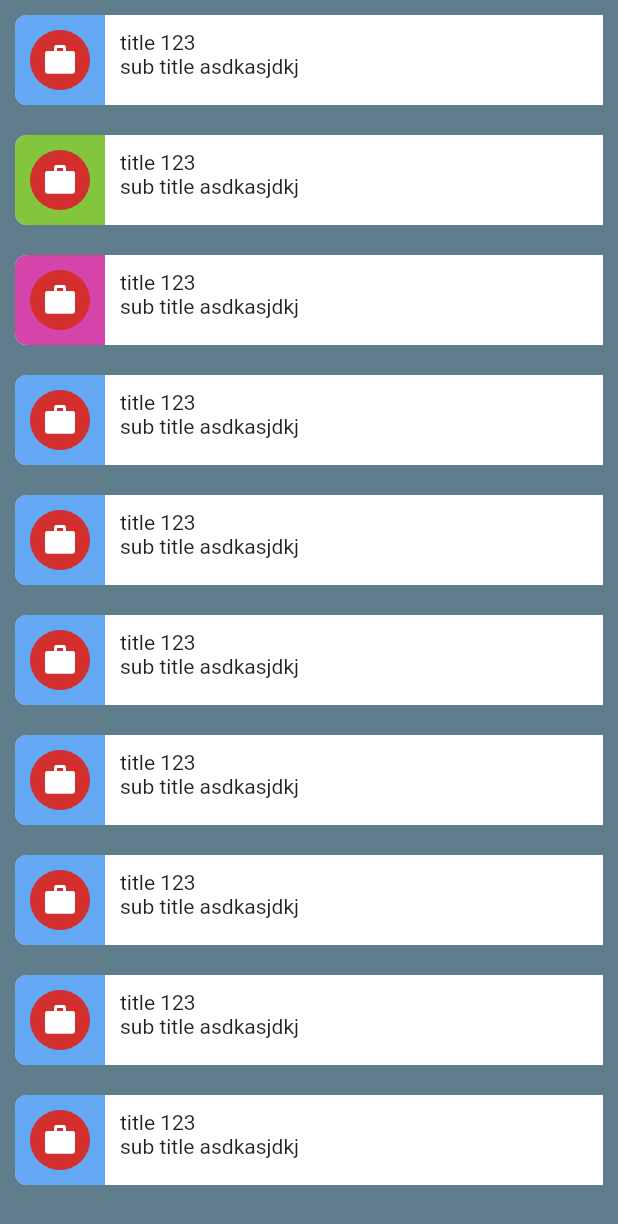
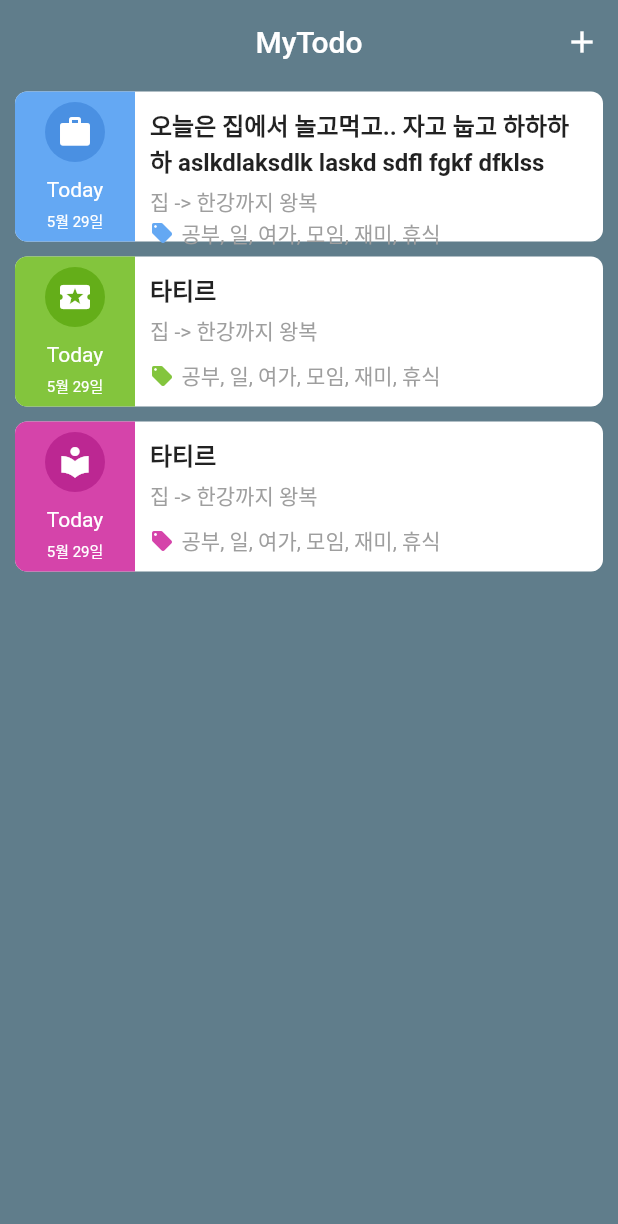
Before and after one commit to kofsitho87/flutter_todo_app, a Flutter app: the screen it shows after launch, on a phone screen of 412 x 824 dp. Shown: the top 1224 px of the screen. Run offline on Flutter 3.47's test engine with Material 2 defaults, Android fonts, the phone set to English and light mode, and no system bars; our stand-ins replace bloc, cloud_firestore, equatable, firebase_auth, flutter_bloc, modal_progress_hud and 1 more; accounts and stored records are empty.

Commit message:
sample todo update

```diff
--- a/lib/main.dart
+++ b/lib/main.dart
@@ -1,5 +1,5 @@
 import 'package:flutter/material.dart';
-import './ui/colors.dart';
+
 //import 'package:flutter_bloc/flutter_bloc.dart';
 // import 'package:path_provider/path_provider.dart';
 // import 'package:shared_preferences/shared_preferences.dart';
@@ -12,136 +12,10 @@ import './ui/colors.dart';
 // import 'ui/login.dart';
 // import 'ui/main.dart';
 
+
+import './ui/sample_todo.dart';
+
 void main() {
   //BlocSupervisor.delegate = SimpleBlocDelegate();
-  runApp(MyApp());
+  runApp(SampleTodo());
 }
-
-
-class MyApp extends StatelessWidget {
-
-  // This widget is the root of your application.
-  @override
-  Widget build(BuildContext context) {
-
-    // final authBloc = AuthBloc(
-    //   repository: Repository(
-    //     fileStorage: const FileStorage(
-    //       '__flutter_bloc_app__',
-    //       getApplicationDocumentsDirectory,
-    //     )
-    //   )
-    // );
-
-    //authBloc.dispatch(CheckAuthEvent());
-
-    // final home = Scaffold(
-    //     body: BlocBuilder(
-    //       bloc: authBloc,
-    //       builder: (BuildContext context, AuthState state) {
-    //         if(state is Autenticated) {
-    //           return MainApp();
-    //         }else if (state is NotAutenticated){
-    //           return LoginApp();
-    //         }else if (state is Autenticating){
-    //           return Center(
-    //             child: CircularProgressIndicator(),
-    //           );
-    //         }
-    //       }
-    //     )
-    //   ),
-    // );
-
-    final home = Scaffold(
-      backgroundColor: Colors.blueGrey,
-      body: ListView.builder(
-        itemCount: 10,
-        itemBuilder: (context, index){
-          var color = Color1;
-          if(index == 1 ) color = Color2;
-          else if(index == 2) color = Color3;
-
-
-          return Padding(
-            padding: EdgeInsets.all(10.0),
-            child: Container(
-              //transform: Matrix4.rotationZ(0.1),
-              //height: 100,
-              decoration: BoxDecoration(
-                color: Colors.white,
-                borderRadius: BorderRadius.only(
-                  topLeft: Radius.circular(8.0),
-                  bottomLeft: Radius.circular(8.0),
-                ),
-              ),
-              child: Row(
-                crossAxisAlignment: CrossAxisAlignment.start,
-                //verticalDirection: VerticalDirection.up,
-                //mainAxisAlignment: MainAxisAlignment.spaceEvenly,
-                children: <Widget>[
-                  Container(
-                    //height: 100,
-                    padding: EdgeInsets.all(10.0),
-                    decoration: BoxDecoration(
-                      color: color,
-                      borderRadius: BorderRadius.only(
-                        topLeft: Radius.circular(8.0),
-                        bottomLeft: Radius.circular(8.0),
-                      ),
-                    ),
-                    child: CircleAvatar(
-                      backgroundColor: Color.for,
-                      child: Icon(Icons.work, color: Colors.white),
-                    ),
-                  ),
-                  Container(
-                    //alignment: Alignment.topLeft,
-                    padding: EdgeInsets.only(
-                      top: 10,
-                      left: 10
-                    ),
-                    child: Column(
-                      children: <Widget>[
-                        Column(
-                          crossAxisAlignment: CrossAxisAlignment.start,
-                          //textDirection: TextDirection.rtl,
-                          children: <Widget>[
-                            Text("title 123", textAlign: TextAlign.left,),
-                            Text('sub title asdkasjdkj')
-                          ],
-                        )
-                      ],
-                    ),
-                  )
-                ],
-              ),
-            ),
-          );
-        },
-      ),
-    );
-
-    return MaterialApp(
-      // initialRoute: 'Login',
-      // routes: {
-      //   '/todos': (context) => TodoApp(),
-      //   '/detail': (context) => DetailApp(),
-      // },
-      // title: 'Flutter Demo',
-      theme: ThemeData(
-        // This is the theme of your application.
-        //
-        // Try running your application with "flutter run". You'll see the
-        // application has a blue toolbar. Then, without quitting the app, try
-        // changing the primarySwatch below to Colors.green and then invoke
-        // "hot reload" (press "r" in the console where you ran "flutter run",
-        // or simply save your changes to "hot reload" in a Flutter IDE).
-        // Notice that the counter didn't reset back to zero; the application
-        // is not restarted.
-        primarySwatch: Colors.red,
-      ),
-      home: home
-    );
-  }
-}
--- a/lib/ui/colors.dart
+++ b/lib/ui/colors.dart
@@ -1,5 +1,10 @@
 import 'package:flutter/material.dart';
 
 const Color1 =  Color.fromRGBO(100, 168, 243, 1);
+const Color1Deep =  Color.fromRGBO(74, 144, 226, 1);
+
 const Color2 =  Color.fromRGBO(131, 197, 61, 1);
+const Color2Deep =  Color.fromRGBO(100, 174, 25, 1);
+
 const Color3 =  Color.fromRGBO(213, 68, 170, 1);
+const Color3Deep =  Color.fromRGBO(188, 39, 146, 1);
--- a/lib/ui/components/components.dart
+++ b/lib/ui/components/components.dart
@@ -1 +1,2 @@
 export './card.dart';
+export './todo_row.dart';
--- /dev/null
+++ b/lib/ui/components/todo_row.dart
@@ -0,0 +1,122 @@
+import 'package:flutter/material.dart';
+
+Widget TodoRowView(int index, Color color, Color colorDepp, double width) {
+  var icon = Icons.work;
+
+  switch(index){
+    case 1:
+      icon = Icons.local_play;
+      break;
+    case 2:
+      icon = Icons.local_library;
+      break;
+    case 3:
+      icon = Icons.local_library;
+      break;
+  }
+
+  final leftSide = Container(
+    height: 100,
+    width: 80,
+    //padding: EdgeInsets.all(20.0),
+    decoration: BoxDecoration(
+      color: color,
+      borderRadius: BorderRadius.only(
+        topLeft: Radius.circular(8.0),
+        bottomLeft: Radius.circular(8.0),
+      ),
+    ),
+    child: Column(
+      mainAxisAlignment: MainAxisAlignment.center,
+      children: <Widget>[
+        CircleAvatar(
+          backgroundColor: colorDepp,
+          child: Icon(icon, color: Colors.white),
+        ),
+        SizedBox(
+          height: 10,
+        ),
+        Text(
+          'Today',
+          style: TextStyle(color: Colors.white),
+        ),
+        SizedBox(
+          height: 5,
+        ),
+        Text(
+          '5월 29일',
+          style: TextStyle(color: Colors.white, fontSize: 10.0),
+        )
+      ],
+    ),
+  );
+
+  final centerSide = Expanded(
+    flex: 1,
+    child: Padding(
+      padding: const EdgeInsets.all(10.0),
+      child: Column(
+        mainAxisSize: MainAxisSize.max,
+        crossAxisAlignment: CrossAxisAlignment.start,
+        mainAxisAlignment: MainAxisAlignment.spaceBetween,
+        children: <Widget>[
+          Column(
+            crossAxisAlignment: CrossAxisAlignment.start,
+            children: <Widget>[
+              Text(index == 0 ? "오늘은 집에서 놀고먹고.. 자고 눕고 하하하하 aslkdlaksdlk laskd sdfl fgkf dfklss" : "타티르",
+                maxLines: 2,
+                overflow: TextOverflow.ellipsis,
+                style: TextStyle(fontSize: 16, fontWeight: FontWeight.bold)
+              ),
+              SizedBox(height: 5),
+              Text(
+                '집 -> 한강까지 왕복',
+                style: TextStyle(color: Colors.grey),
+              )
+            ],
+          ),
+          Row(
+            children: <Widget>[
+              Icon(Icons.local_offer, color: color, size: 16),
+              SizedBox(width: 5,),
+              Text(
+                '공부, 일, 여가, 모임, 재미, 휴식',
+                style: TextStyle(color: Colors.grey),
+              ),
+            ],
+          ),
+        ],
+      ),
+    ),
+  );
+
+  var checked = false;
+
+  final rightSide = Center(
+    child: Checkbox(
+      value: checked,
+    ),
+  );
+
+  return Padding(
+    padding: EdgeInsets.symmetric(horizontal: 10, vertical: 5),
+    child: Container(
+      //transform: Matrix4.rotationZ(0.1),
+      height: 100,
+      decoration: BoxDecoration(
+        color: Colors.white,
+        borderRadius: BorderRadius.all(Radius.circular(8.0)),
+      ),
+      child: Row(
+        //crossAxisAlignment: CrossAxisAlignment.start,
+        //verticalDirection: VerticalDirection.up,
+        //mainAxisAlignment: MainAxisAlignment.spaceEvenly,
+        children: <Widget>[
+          leftSide,
+          centerSide,
+          //rightSide
+        ],
+      ),
+    ),
+  );
+}
--- /dev/null
+++ b/lib/ui/sample_todo.dart
@@ -0,0 +1,138 @@
+import 'package:flutter/material.dart';
+import '../ui/colors.dart';
+import '../ui/components/components.dart';
+
+class SampleTodo extends StatelessWidget {
+
+  // This widget is the root of your application.
+  @override
+  Widget build(BuildContext context) {
+
+    // final authBloc = AuthBloc(
+    //   repository: Repository(
+    //     fileStorage: const FileStorage(
+    //       '__flutter_bloc_app__',
+    //       getApplicationDocumentsDirectory,
+    //     )
+    //   )
+    // );
+
+    //authBloc.dispatch(CheckAuthEvent());
+
+    // final home = Scaffold(
+    //     body: BlocBuilder(
+    //       bloc: authBloc,
+    //       builder: (BuildContext context, AuthState state) {
+    //         if(state is Autenticated) {
+    //           return MainApp();
+    //         }else if (state is NotAutenticated){
+    //           return LoginApp();
+    //         }else if (state is Autenticating){
+    //           return Center(
+    //             child: CircularProgressIndicator(),
+    //           );
+    //         }
+    //       }
+    //     )
+    //   ),
+    // );
+
+    final listView = ListView.builder(
+      itemCount: 3,
+      itemBuilder: (context, index){
+        var color = Color1;
+        var colorDepp = Color1Deep;
+        if(index == 1 ) {
+          color = Color2;
+          colorDepp = Color2Deep;
+        }
+        else if(index == 2){
+          color = Color3;
+          colorDepp = Color3Deep;
+        }
+        final width = MediaQuery.of(context).size.width - 20 - 60;
+
+        if(index == 0){
+          //return Text('secton title');
+        }
+
+        return Dismissible(
+          //direction: DismissDirection.endToStart,
+          background: Container(
+            padding: EdgeInsets.only(left: 20.0),
+            color: Colors.blue,
+            child: Align(
+              alignment: Alignment.centerLeft,
+              child: Text(
+                'Complete',
+                textAlign: TextAlign.right,
+                style: TextStyle(color: Colors.white),
+              ),
+            )
+          ),
+          secondaryBackground: Container(
+            padding: EdgeInsets.only(right: 20.0),
+            color: Colors.red,
+            child: Align(
+              alignment: Alignment.centerRight,
+              child: Text(
+                'Delete',
+                textAlign: TextAlign.left,
+                style: TextStyle(color: Colors.white),
+              ),
+            ),
+          ),
+
+          key: Key(index.toString()),
+          onDismissed: (DismissDirection direction) {
+            //final _todo = snapshot.data[index];
+            //deleteTodo(_todo);
+          },
+          child: TodoRowView(index, color, colorDepp, width),
+        );
+
+
+        //return TodoRowView(index, color, colorDepp, width);
+      },
+    );
+    final home = Scaffold(
+      appBar: AppBar(
+        elevation: 0,
+        bottomOpacity: 0,
+        centerTitle: true,
+        title: Text('MyTodo'),
+        backgroundColor: Colors.transparent,
+        actions: <Widget>[
+          IconButton(icon: Icon(Icons.add), onPressed: () {
+            print('aaa');
+          }),
+        ],
+        //brightness: Brightness.dark,
+      ),
+      backgroundColor: Colors.blueGrey,
+      body: listView,
+    );
+
+    return MaterialApp(
+      // initialRoute: 'Login',
+      // routes: {
+      //   '/todos': (context) => TodoApp(),
+      //   '/detail': (context) => DetailApp(),
+      // },
+      // title: 'Flutter Demo',
+      theme: ThemeData(
+        // This is the theme of your application.
+        //
+        // Try running your application with "flutter run". You'll see the
+        // application has a blue toolbar. Then, without quitting the app, try
+        // changing the primarySwatch below to Colors.green and then invoke
+        // "hot reload" (press "r" in the console where you ran "flutter run",
+        // or simply save your changes to "hot reload" in a Flutter IDE).
+        // Notice that the counter didn't reset back to zero; the application
+        // is not restarted.
+        primarySwatch: Colors.red,
+      ),
+      home: home
+    );
+  }
+}
```
